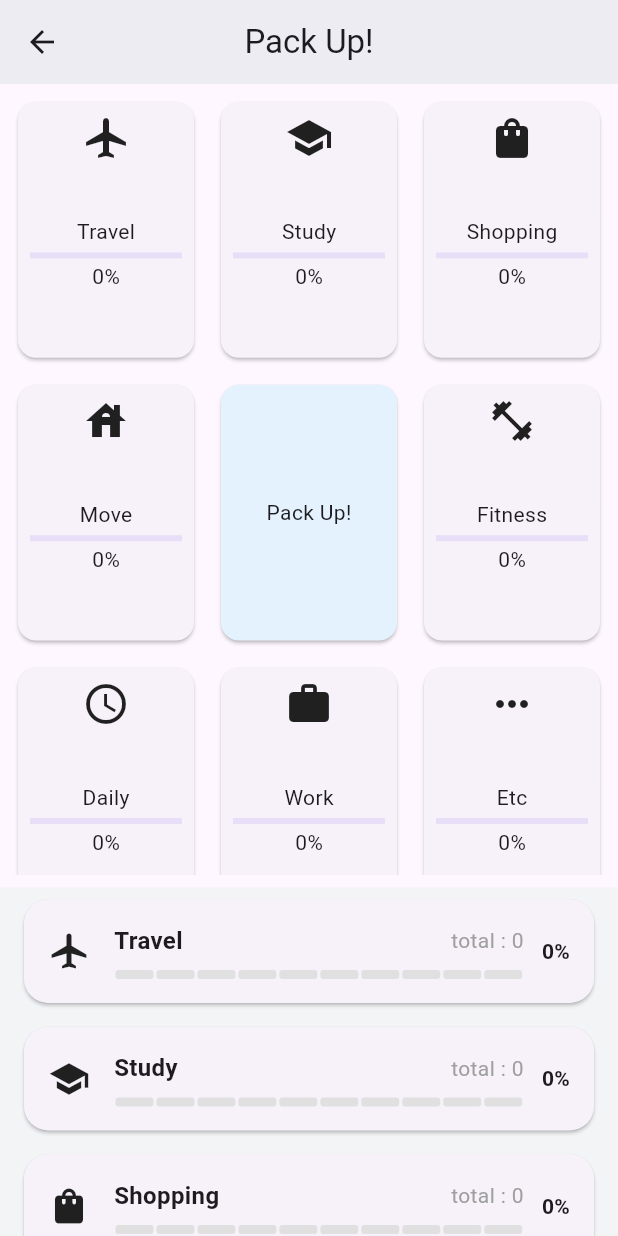
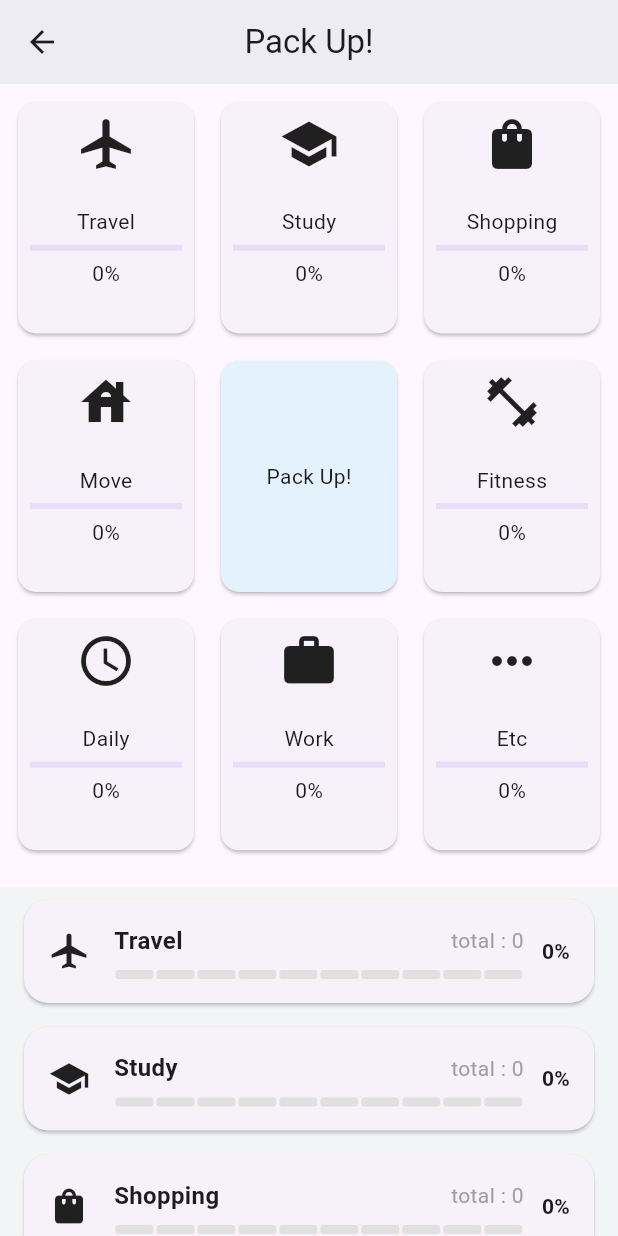
Before and after one commit to forthewy/pack-up-flutter, a Flutter app: the screen it shows after launch, after a tap on "START", on a phone screen of 412 x 824 dp. Run offline on Flutter 3.47's test engine with Material 3 defaults, Android fonts, the phone set to English and light mode, and no system bars; our stand-ins replace hive_flutter; accounts and stored records are empty; Roboto replaces fonts that are missing (GowunDodumKor).

Commit message:
debug 띠 제거, 스크롤시 버튼 잘림 해결 -- padding 에 스크롤시 비율이 적용되지 않았던 것이 원인

```diff
--- a/lib/main.dart
+++ b/lib/main.dart
@@ -37,6 +37,7 @@ void main() async {
     @override
     Widget build(BuildContext context) {
       return MaterialApp(
+          debugShowCheckedModeBanner: false,
           theme: ThemeData(
             fontFamily: 'GowunDodumKor',
 
--- a/lib/screens/main_menu_screen.dart
+++ b/lib/screens/main_menu_screen.dart
@@ -65,7 +65,9 @@ class MainMenuScreen extends StatelessWidget {
       // 카드 만들기
       child: Card(
         child: Padding(
-          padding: const EdgeInsets.all(8),
+          padding: EdgeInsets.all(
+            (8 * percent).clamp(2, 8),
+          ),
           child: ValueListenableBuilder(
             valueListenable: Hive.box('items').listenable(),
             builder: (context, Box box, _) {
@@ -74,11 +76,6 @@ class MainMenuScreen extends StatelessWidget {
                 menuIndex,
               );
 
-              if (percent < 0.3) {
-                return Center(child: Icon(menuIcons[menuIndex], size: 20));
-              }
-
-              double scale = (itemHeight / 100).clamp(0.5, 1.0).toDouble();
               return Column(
                 mainAxisSize: MainAxisSize.max,
                 mainAxisAlignment: MainAxisAlignment.center,
@@ -87,51 +84,39 @@ class MainMenuScreen extends StatelessWidget {
                   Icon(
                     menuIcons[menuIndex],
                     // scale 따라 아이콘 사이즈 변경
-                    size: 20 + (12 * scale),
+                    size: (itemHeight * 0.3).clamp(16, 40),
                   ),
 
                   // 아이콘 이외 진행도,타이틀
+                  if (percent > 0.6)
                     Expanded(
                       child: Opacity(
-                      opacity: scale,
+                        opacity: ((percent - 0.6) / 0.4).clamp(0.0, 1.0),
                         child: LayoutBuilder(
                           builder: (context, innerConstraints) {
-                          final h = innerConstraints.maxHeight;
-
-                          if (h < 30) {
-                            return const SizedBox(); // 아무것도 안 그림
+                            if (percent > 0.9) {
+                              return Column(
+                                mainAxisAlignment: MainAxisAlignment.center,
+                                children: [
+                                  Text(menuTitles[menuIndex]),
+                                  SizedBox(
+                                    height: (itemHeight * 0.03).clamp(2, 6),
+                                  ),
+                                  LinearProgressIndicator(value: progress),
+                                  SizedBox(
+                                    height: (itemHeight * 0.03).clamp(2, 6),
+                                  ),
+                                  Text("${(progress * 100).round()}%"),
+                                ],
+                              );
                             }
-
-                          if (h < 45) {
+                            // 0.6 ~ 0.9 구간
                             return Center(
                               child: Text(
                                 menuTitles[menuIndex],
                                 maxLines: 1,
                                 overflow: TextOverflow.ellipsis,
                               ),
-                            );
-                          }
-
-                          if (h < 60) {
-                            return Column(
-                              mainAxisAlignment: MainAxisAlignment.center,
-                              children: [
-                                Text(menuTitles[menuIndex]),
-                                LinearProgressIndicator(value: progress),
-                              ],
-                            );
-                          }
-
-                          // 충분히 클 때만 전체 UI
-                          return Column(
-                            mainAxisAlignment: MainAxisAlignment.center,
-                            children: [
-                              Text(menuTitles[menuIndex]),
-                              SizedBox(height: 4),
-                              LinearProgressIndicator(value: progress),
-                              SizedBox(height: 2),
-                              Text("${(progress * 100).round()}%"),
-                            ],
                             );
                           },
                         ),
@@ -256,8 +241,7 @@ class MainMenuScreen extends StatelessWidget {
         elevation: 1,
       ),
 
-      body:
-      SafeArea(
+      body: SafeArea(
         child: CustomScrollView(
           slivers: [
             /// 상단
@@ -292,10 +276,10 @@ class MainMenuScreen extends StatelessWidget {
                             gridDelegate:
                                 SliverGridDelegateWithFixedCrossAxisCount(
                                   crossAxisCount: 3,
-                                  crossAxisSpacing: 10,
-                                  mainAxisSpacing: 10,
-                                  mainAxisExtent: (constraints.maxHeight / 3)
-                                      .clamp(70, 200)
+                                  crossAxisSpacing: (10 * percent).clamp(4, 10),
+                                  mainAxisSpacing: (10 * percent).clamp(4, 10),
+                                  mainAxisExtent: (constraints.maxHeight / 3.3)
+                                      .clamp(30, 200)
                                       .toDouble(),
                                 ),
                             itemBuilder: (context, index) {
```
Lines whose indentation alone changed are shown as unchanged.
